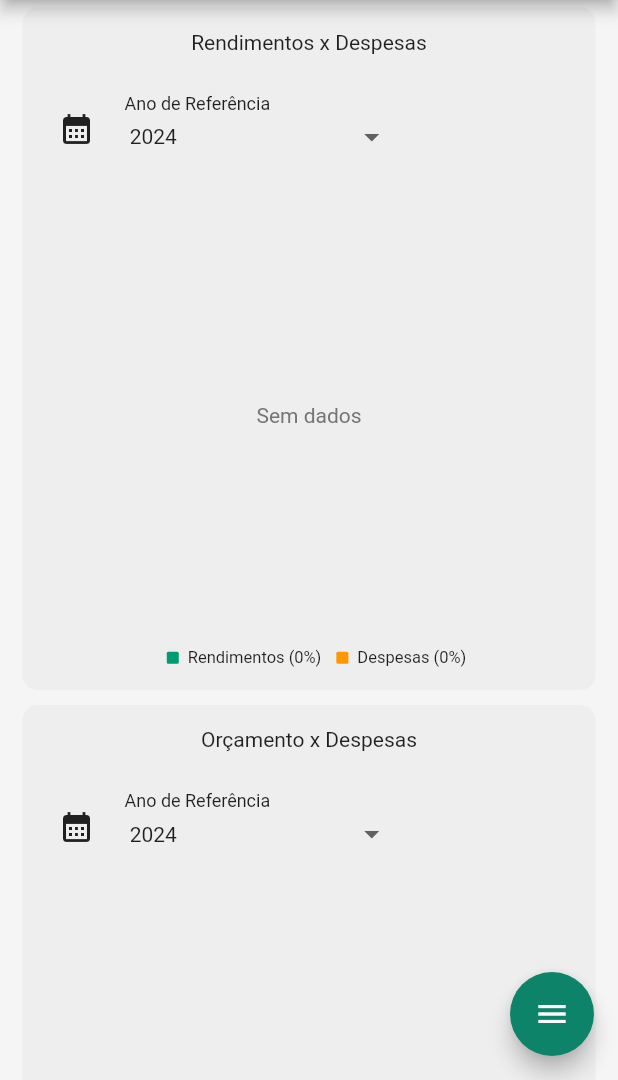
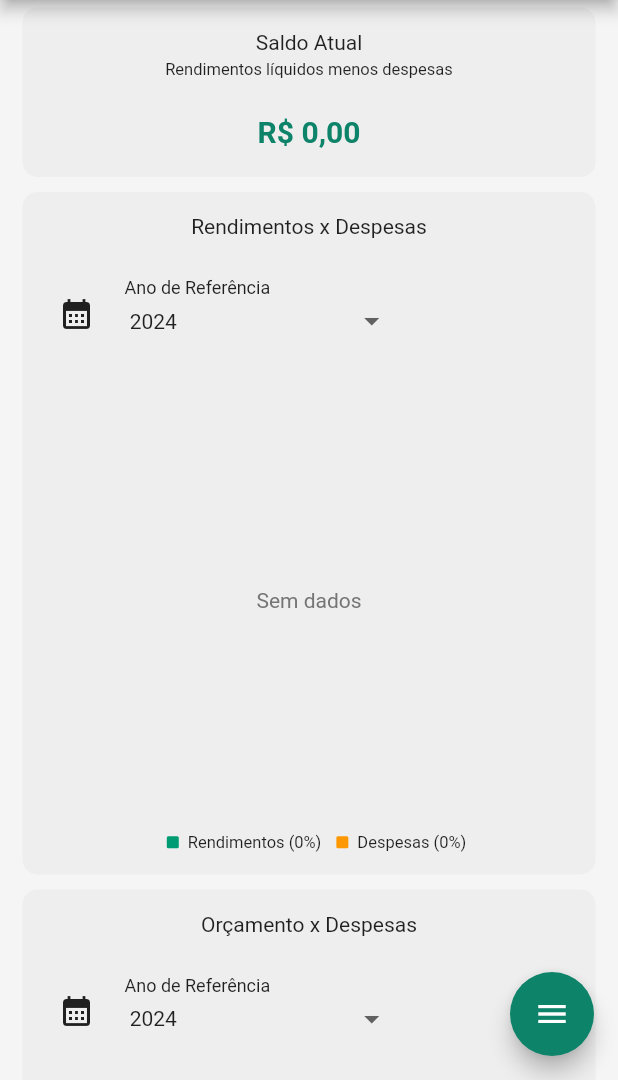
Before and after one commit to gilmarferrari/Plan-It, a Flutter app: the screen it shows after launch, after a tap on "Pular", on a phone screen of 412 x 824 dp, the part 156-1236 px from its top. Run offline on Flutter 3.47's test engine with Material 3 defaults, Android fonts, the phone set to English and light mode, and no system bars; drawn by our look-alikes of flutter_expandable_fab; our stand-ins replace animated_text_kit, file_picker, fluttertoast, open_filex, package_info_plus, permission_handler and 2 more; missing offline and left inert: d_chart, flutter_sliding_tutorial; accounts and stored records are empty; network calls fail.

Commit message:
Added new chart. Minor adjustments.

```diff
--- /dev/null
+++ b/lib/components/custom_text_chart.dart
@@ -0,0 +1,63 @@
+import 'package:flutter/material.dart';
+import 'package:intl/intl.dart';
+import '../utils/app_constants.dart';
+
+class CustomTextChart extends StatelessWidget {
+  final String title;
+  final String? subtitle;
+  final double amount;
+  final NumberFormat labelFormat;
+  final String suffix;
+
+  const CustomTextChart(
+      {required this.title,
+      required this.amount,
+      required this.labelFormat,
+      this.suffix = '',
+      this.subtitle,
+      super.key});
+
+  @override
+  Widget build(BuildContext context) {
+    return Container(
+        margin: const EdgeInsets.symmetric(horizontal: 15, vertical: 5),
+        decoration: BoxDecoration(
+          color: Colors.grey[200],
+          borderRadius: BorderRadius.circular(10),
+        ),
+        child: Column(
+          crossAxisAlignment: CrossAxisAlignment.center,
+          children: [
+            Container(
+                margin: const EdgeInsets.only(top: 15, bottom: 5),
+                child: Column(
+                  children: [
+                    Text(title),
+                    Container(
+                        margin: const EdgeInsets.only(top: 4),
+                        child: subtitle != null
+                            ? Text(
+                                subtitle!,
+                                style: const TextStyle(
+                                    fontSize: 11, color: Colors.black87),
+                              )
+                            : null),
+                  ],
+                )),
+            SizedBox(
+              width: double.infinity,
+              height: 60,
+              child: Center(
+                  child: Text(
+                labelFormat.format(amount),
+                style: TextStyle(
+                  color: AppConstants.primaryColor,
+                  fontWeight: FontWeight.bold,
+                  fontSize: 20,
+                ),
+              )),
+            ),
+          ],
+        ));
+  }
+}
--- a/lib/pages/expenses_page.dart
+++ b/lib/pages/expenses_page.dart
@@ -43,7 +43,10 @@ class _ExpensesPageState extends State<ExpensesPage> {
 
             expenses = expenses
                 .where((e) => (_searchTerm == null ||
-                    ('${e.description}').toLowerCase().contains(_searchTerm!)))
+                    ('${e.description}').toLowerCase().contains(_searchTerm!) ||
+                    (e.budgetCategory.description)
+                        .toLowerCase()
+                        .contains(_searchTerm!)))
                 .toList();
 
             var months = expenses
--- a/lib/pages/home_page.dart
+++ b/lib/pages/home_page.dart
@@ -8,6 +8,7 @@ import 'package:package_info_plus/package_info_plus.dart';
 import '../components/app_update_dialog.dart';
 import '../components/custom_dropdown.dart';
 import '../components/custom_pie_chart.dart';
+import '../components/custom_text_chart.dart';
 import '../components/import_export_data_bottom_sheet.dart';
 import '../components/custom_bar_chart.dart';
 import '../components/custom_drawer_button.dart';
@@ -252,6 +253,18 @@ class _HomePageState extends State<HomePage>
                     Tab(
                       height: double.infinity,
                       child: ListView(children: [
+                        CustomTextChart(
+                          title: 'Saldo Atual',
+                          subtitle: 'Rendimentos líquidos menos despesas',
+                          labelFormat:
+                              NumberFormat.simpleCurrency(locale: 'pt'),
+                          amount: incomings
+                                  .map((i) => i.grossAmount - i.discounts)
+                                  .fold<double>(0, (a, b) => a + b) -
+                              expenses
+                                  .map((e) => e.amount)
+                                  .fold<double>(0, (a, b) => a + b),
+                        ),
                         CustomPieChart(
                           title: 'Rendimentos x Despesas',
                           labelFormat:
--- a/lib/pages/transactions_page.dart
+++ b/lib/pages/transactions_page.dart
@@ -121,10 +121,11 @@ class _TransactionsPageState extends State<TransactionsPage> {
                                   Text(
                                     NumberFormat.simpleCurrency(locale: 'pt')
                                         .format(transactions
-                                            .map((i) => i.type ==
+                                            .where((t) => t.isFinished)
+                                            .map((t) => t.type ==
                                                     TransactionType.Expense
-                                                ? (i.amount * -1)
-                                                : i.amount)
+                                                ? (t.amount * -1)
+                                                : t.amount)
                                             .fold<double>(0, (a, b) => a + b)),
                                     style: const TextStyle(
                                         fontSize: 11, color: Colors.white),
```
